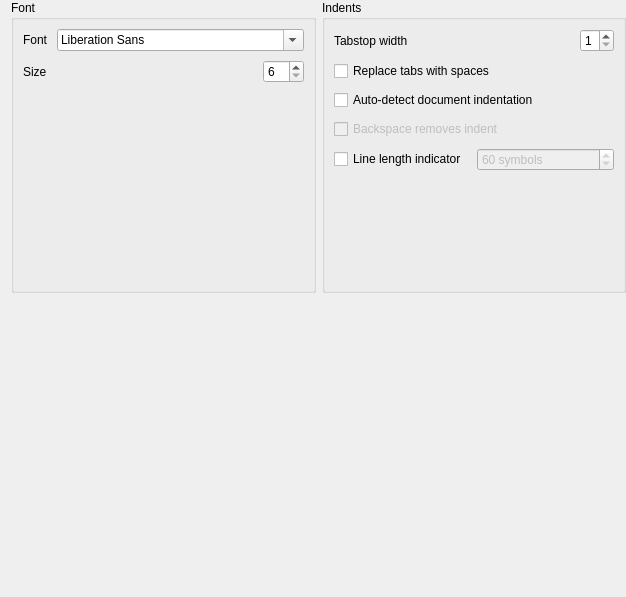
First picture: the form in src/app/ui/forms/EditorSettingsPage.ui, repository Mezomish/juffed, before the edit.
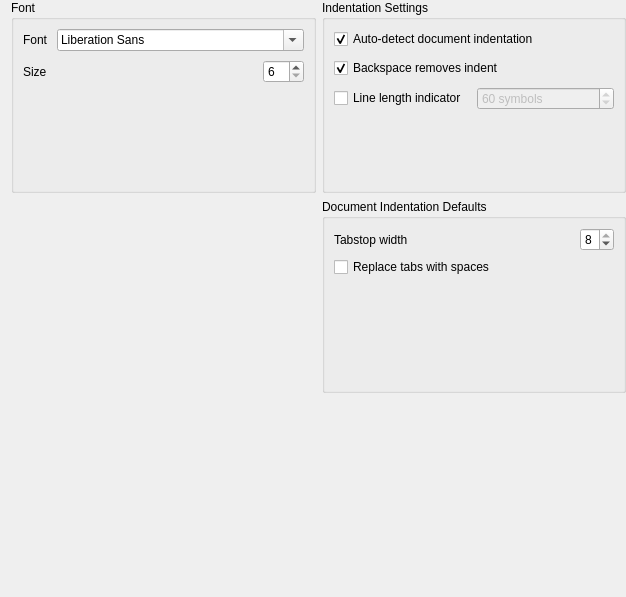
Second picture: the form after the edit.

Commit message:
Improved indentation auto-detection and made it enabled by default.
Also updated the Editor settings layout to better communicate the
slightly changed meanings of some of the options.

Diff of the .ui file:
```diff
--- a/src/app/ui/forms/EditorSettingsPage.ui
+++ b/src/app/ui/forms/EditorSettingsPage.ui
@@ -91,70 +91,42 @@
      </layout>
     </widget>
    </item>
+   <item row="2" column="0" colspan="2">
+    <spacer name="verticalSpacer">
+     <property name="orientation">
+      <enum>Qt::Vertical</enum>
+     </property>
+     <property name="sizeHint" stdset="0">
+      <size>
+       <width>20</width>
+       <height>40</height>
+      </size>
+     </property>
+    </spacer>
+   </item>
    <item row="0" column="1">
     <widget class="QGroupBox" name="groupBox_2">
      <property name="title">
-      <string>Indents</string>
+      <string>Indentation Settings</string>
      </property>
      <layout class="QVBoxLayout" name="verticalLayout_2">
       <property name="spacing">
        <number>9</number>
       </property>
-      <item>
-       <layout class="QHBoxLayout" name="horizontalLayout_5">
-        <item>
-         <widget class="QLabel" name="label_3">
-          <property name="text">
-           <string>Tabstop width</string>
-          </property>
-         </widget>
-        </item>
-        <item>
-         <spacer>
-          <property name="orientation">
-           <enum>Qt::Horizontal</enum>
-          </property>
-          <property name="sizeHint" stdset="0">
-           <size>
-            <width>40</width>
-            <height>20</height>
-           </size>
-          </property>
-         </spacer>
-        </item>
-        <item>
-         <widget class="QSpinBox" name="tabStopWidthSpin">
-          <property name="minimum">
-           <number>1</number>
-          </property>
-          <property name="maximum">
-           <number>8</number>
-          </property>
-          <property name="value">
-           <number>1</number>
-          </property>
-         </widget>
-        </item>
-       </layout>
-      </item>
-      <item>
-       <widget class="QCheckBox" name="replaceTabsChk">
-        <property name="text">
-         <string>Replace tabs with spaces</string>
-        </property>
-       </widget>
-      </item>
       <item>
        <widget class="QCheckBox" name="autoDetectIndentationChk">
         <property name="text">
          <string>Auto-detect document indentation</string>
         </property>
+        <property name="checked">
+         <bool>true</bool>
+        </property>
        </widget>
       </item>
       <item>
        <widget class="QCheckBox" name="unindentChk">
         <property name="enabled">
-         <bool>false</bool>
+         <bool>true</bool>
         </property>
         <property name="toolTip">
          <string>If &quot;Replace tabs with spaces&quot; option is checked, 
@@ -164,6 +136,9 @@
         <property name="text">
          <string>Backspace removes indent</string>
         </property>
+        <property name="checked">
+         <bool>true</bool>
+        </property>
        </widget>
       </item>
       <item>
@@ -218,18 +193,80 @@
      </layout>
     </widget>
    </item>
-   <item row="3" column="0" colspan="2">
-    <spacer name="verticalSpacer">
-     <property name="orientation">
-      <enum>Qt::Vertical</enum>
+   <item row="1" column="1">
+    <widget class="QGroupBox" name="groupBox_3">
+     <property name="sizePolicy">
+      <sizepolicy hsizetype="Preferred" vsizetype="Expanding">
+       <horstretch>0</horstretch>
+       <verstretch>0</verstretch>
+      </sizepolicy>
      </property>
-     <property name="sizeHint" stdset="0">
-      <size>
-       <width>20</width>
-       <height>40</height>
-      </size>
+     <property name="title">
+      <string>Document Indentation Defaults</string>
      </property>
-    </spacer>
+     <layout class="QVBoxLayout" name="verticalLayout">
+      <item>
+       <layout class="QHBoxLayout" name="horizontalLayout_5">
+        <item>
+         <widget class="QLabel" name="label_3">
+          <property name="text">
+           <string>Tabstop width</string>
+          </property>
+         </widget>
+        </item>
+        <item>
+         <spacer>
+          <property name="orientation">
+           <enum>Qt::Horizontal</enum>
+          </property>
+          <property name="sizeHint" stdset="0">
+           <size>
+            <width>40</width>
+            <height>20</height>
+           </size>
+          </property>
+         </spacer>
+        </item>
+        <item>
+         <widget class="QSpinBox" name="tabStopWidthSpin">
+          <property name="minimum">
+           <number>1</number>
+          </property>
+          <property name="maximum">
+           <number>8</number>
+          </property>
+          <property name="value">
+           <number>8</number>
+          </property>
+         </widget>
+        </item>
+       </layout>
+      </item>
+      <item>
+       <widget class="QCheckBox" name="replaceTabsChk">
+        <property name="toolTip">
+         <string>Use spaces for indentation instead of tabs</string>
+        </property>
+        <property name="text">
+         <string>Replace tabs with spaces</string>
+        </property>
+       </widget>
+      </item>
+      <item>
+       <spacer name="verticalSpacer_4">
+        <property name="orientation">
+         <enum>Qt::Vertical</enum>
+        </property>
+        <property name="sizeHint" stdset="0">
+         <size>
+          <width>20</width>
+          <height>40</height>
+         </size>
+        </property>
+       </spacer>
+      </item>
+     </layout>
+    </widget>
    </item>
   </layout>
  </widget>
```
Left out of the diff: 22 changed lines with no effect on the pictures. The commit also changes 2 other files.
